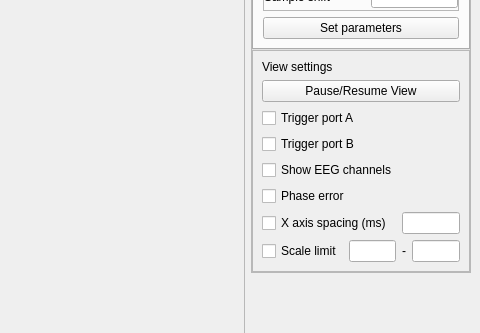
Old version of the form UI/processingwindow.ui in the repository VeikkaLeppanen/Real_Time_EEG; both pictures show x 574 to 1054 and y 306 to 639 of the 1054 by 730 pixel window.
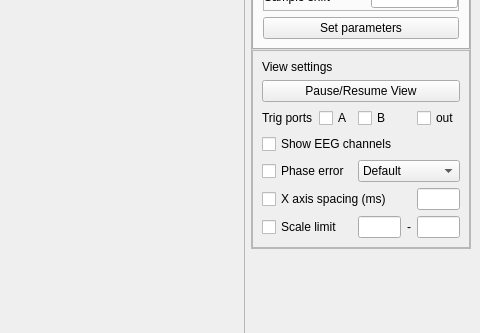
New version of the form. Custom widgets are drawn as their Qt base class.

Commit message: Trigger out visualization

The edit to the form file:
```diff
--- a/UI/processingwindow.ui
+++ b/UI/processingwindow.ui
@@ -282,76 +282,104 @@
           <enum>QFrame::Raised</enum>
          </property>
          <layout class="QGridLayout" name="gridLayout_2">
-          <item row="7" column="3">
-           <widget class="QLineEdit" name="scaleMax"/>
+          <item row="9" column="4">
+           <widget class="QLineEdit" name="lineEdit_XaxisSpacing"/>
           </item>
-          <item row="1" column="0" colspan="4">
+          <item row="10" column="2">
+           <widget class="QLineEdit" name="scaleMin"/>
+          </item>
+          <item row="2" column="1">
+           <widget class="QCheckBox" name="checkBox_triggers_A">
+            <property name="text">
+             <string>A</string>
+            </property>
+           </widget>
+          </item>
+          <item row="9" column="0" colspan="3">
+           <widget class="QCheckBox" name="checkBox_Xaxis">
+            <property name="text">
+             <string>X axis spacing (ms)</string>
+            </property>
+           </widget>
+          </item>
+          <item row="1" column="0" colspan="5">
            <widget class="QPushButton" name="pushButton_pause_view">
             <property name="text">
              <string>Pause/Resume View</string>
             </property>
            </widget>
           </item>
-          <item row="5" column="0" colspan="4">
-           <widget class="QCheckBox" name="checkBox_phaseError">
+          <item row="10" column="0" colspan="2">
+           <widget class="QCheckBox" name="checkBox">
             <property name="text">
-             <string>Phase error</string>
+             <string>Scale limit</string>
             </property>
            </widget>
           </item>
-          <item row="2" column="0" colspan="2">
-           <widget class="QCheckBox" name="checkBox_triggers_A">
+          <item row="2" column="2">
+           <widget class="QCheckBox" name="checkBox_triggers_B">
             <property name="text">
-             <string>Trigger port A</string>
+             <string>B</string>
             </property>
            </widget>
           </item>
-          <item row="7" column="1">
-           <widget class="QLineEdit" name="scaleMin"/>
-          </item>
-          <item row="4" column="0" colspan="3">
+          <item row="6" column="0" colspan="5">
            <widget class="QCheckBox" name="checkBox_Channels">
             <property name="text">
              <string>Show EEG channels</string>
             </property>
            </widget>
           </item>
-          <item row="7" column="2">
+          <item row="2" column="4">
+           <widget class="QCheckBox" name="checkBox_triggers_out">
+            <property name="text">
+             <string>out</string>
+            </property>
+           </widget>
+          </item>
+          <item row="2" column="0">
+           <widget class="QLabel" name="label_10">
+            <property name="text">
+             <string>Trig ports</string>
+            </property>
+           </widget>
+          </item>
+          <item row="10" column="4">
+           <widget class="QLineEdit" name="scaleMax"/>
+          </item>
+          <item row="10" column="3">
            <widget class="QLabel" name="label_9">
             <property name="text">
              <string>-</string>
             </property>
            </widget>
           </item>
-          <item row="0" column="0">
+          <item row="0" column="0" colspan="5">
            <widget class="QLabel" name="label_6">
             <property name="text">
              <string>View settings</string>
             </property>
            </widget>
           </item>
-          <item row="3" column="0" colspan="2">
-           <widget class="QCheckBox" name="checkBox_triggers_B">
+          <item row="8" column="0" colspan="2">
+           <widget class="QCheckBox" name="checkBox_phaseError">
             <property name="text">
-             <string>Trigger port B</string>
+             <string>Phase error</string>
             </property>
            </widget>
           </item>
-          <item row="7" column="0">
-           <widget class="QCheckBox" name="checkBox">
-            <property name="text">
-             <string>Scale limit</string>
-            </property>
-           </widget>
-          </item>
-          <item row="6" column="2" colspan="2">
-           <widget class="QLineEdit" name="lineEdit_XaxisSpacing"/>
-          </item>
-          <item row="6" column="0" colspan="2">
-           <widget class="QCheckBox" name="checkBox_Xaxis">
-            <property name="text">
-             <string>X axis spacing (ms)</string>
-            </property>
+          <item row="8" column="2" colspan="3">
+           <widget class="QComboBox" name="comboBox_phaseError">
+            <item>
+             <property name="text">
+              <string>Default</string>
+             </property>
+            </item>
+            <item>
+             <property name="text">
+              <string>Realtime</string>
+             </property>
+            </item>
            </widget>
           </item>
          </layout>
```
The commit also changes 16 other files.
